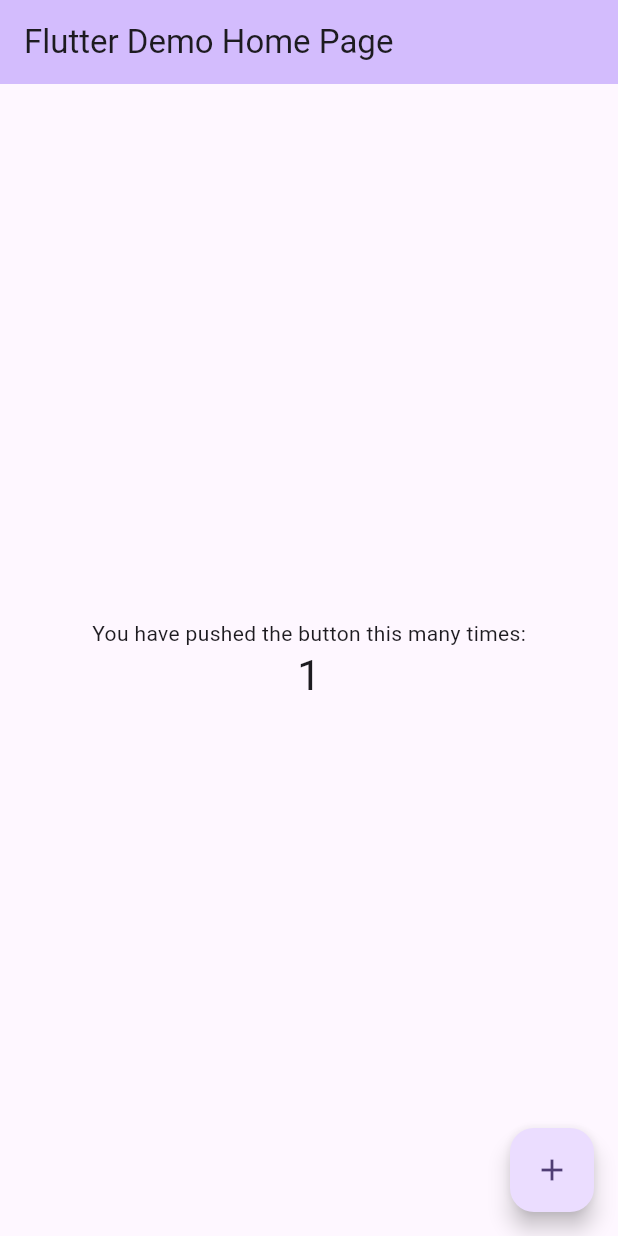
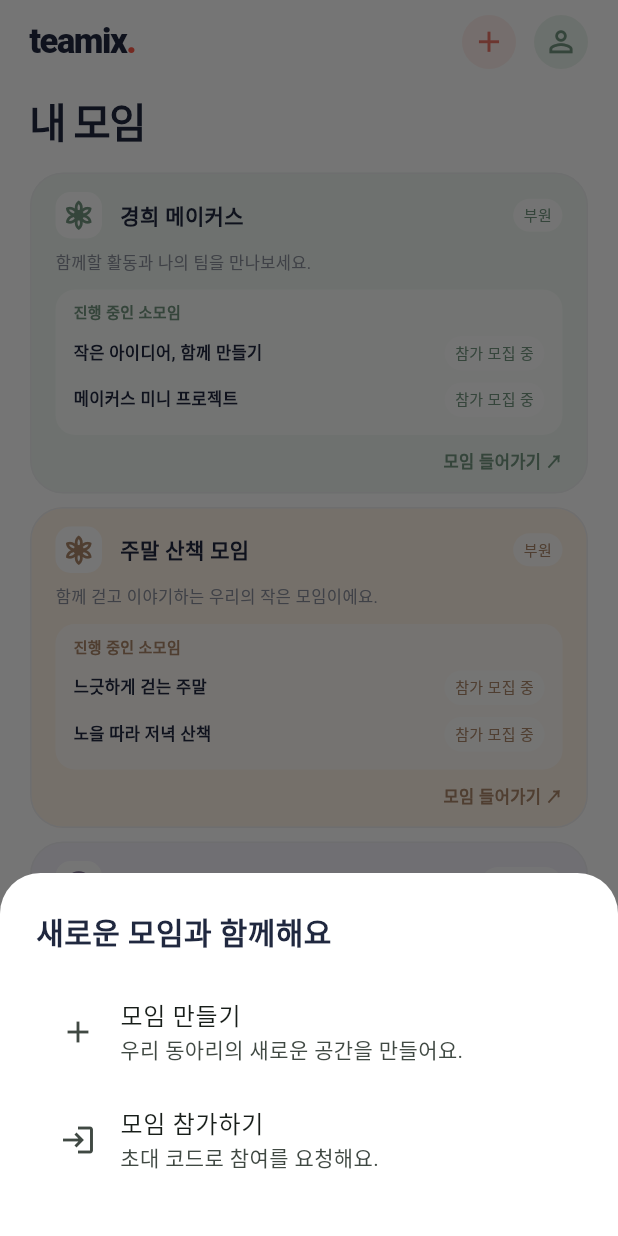
Before and after one commit to lxndfthkh/KHU_AI_CHALLENGE_TEAMIX, a Flutter app: the screen it shows after launch, after a tap on the "add" icon, on a phone screen of 412 x 824 dp. Run offline on Flutter 3.47's test engine with Material 3 defaults, Android fonts, the phone set to English and light mode, and no system bars; our stand-ins replace firebase_core; accounts and stored records are empty.

Commit message:
feat: implement TEAMIX groups home preview and bypass startup flow

```diff
--- a/lib/main.dart
+++ b/lib/main.dart
@@ -1,128 +1,24 @@
 import 'package:flutter/material.dart';
-import 'package:firebase_core/firebase_core.dart';
-import 'firebase_options.dart';
+import 'screens/my_groups_home.dart';
 
-Future<void> main() async {
-  WidgetsFlutterBinding.ensureInitialized();
-  await Firebase.initializeApp(
-    options: DefaultFirebaseOptions.currentPlatform,
-  );
-  runApp(const MyApp());
-}
+// Design preview: intentionally bypass authentication and Firebase startup.
+// firebase_options.dart is retained for the future production flow.
+void main() => runApp(const MyApp());
 
 class MyApp extends StatelessWidget {
-  const MyApp({super.key});
-
-  // This widget is the root of your application.
-  @override
-  Widget build(BuildContext context) {
-    return MaterialApp(
-      title: 'Flutter Demo',
-      theme: ThemeData(
-        // This is the theme of your application.
-        //
-        // TRY THIS: Try running your application with "flutter run". You'll see
-        // the application has a purple toolbar. Then, without quitting the app,
-        // try changing the seedColor in the colorScheme below to Colors.green
-        // and then invoke "hot reload" (save your changes or press the "hot
-        // reload" button in a Flutter-supported IDE, or press "r" if you used
-        // the command line to start the app).
-        //
-        // Notice that the counter didn't reset back to zero; the application
-        // state is not lost during the reload. To reset the state, use hot
-        // restart instead.
-        //
-        // This works for code too, not just values: Most code changes can be
-        // tested with just a hot reload.
-        colorScheme: .fromSeed(seedColor: Colors.deepPurple),
-      ),
-      home: const MyHomePage(title: 'Flutter Demo Home Page'),
-    );
-  }
-}
-
-class MyHomePage extends StatefulWidget {
-  const MyHomePage({super.key, required this.title});
-
-  // This widget is the home page of your application. It is stateful, meaning
-  // that it has a State object (defined below) that contains fields that affect
-  // how it looks.
-
-  // This class is the configuration for the state. It holds the values (in this
-  // case the title) provided by the parent (in this case the App widget) and
-  // used by the build method of the State. Fields in a Widget subclass are
-  // always marked "final".
-
-  final String title;
+  const MyApp({super.key, this.showEmpty = false});
+  final bool showEmpty;
 
   @override
-  State<MyHomePage> createState() => _MyHomePageState();
+  Widget build(BuildContext context) => MaterialApp(
+    title: 'TEAMIX',
+    debugShowCheckedModeBanner: false,
+    theme: ThemeData(
+      useMaterial3: true,
+      scaffoldBackgroundColor: Colors.white,
+      colorScheme: ColorScheme.fromSeed(seedColor: const Color(0xFF739680)),
+      fontFamilyFallback: const ['Pretendard', 'Noto Sans KR', 'sans-serif'],
+    ),
+    home: MyGroupsHome(initiallyEmpty: showEmpty),
+  );
 }
-
-class _MyHomePageState extends State<MyHomePage> {
-  int _counter = 0;
-
-  void _incrementCounter() {
-    setState(() {
-      // This call to setState tells the Flutter framework that something has
-      // changed in this State, which causes it to rerun the build method below
-      // so that the display can reflect the updated values. If we changed
-      // _counter without calling setState(), then the build method would not be
-      // called again, and so nothing would appear to happen.
-      _counter++;
-    });
-  }
-
-  @override
-  Widget build(BuildContext context) {
-    // This method is rerun every time setState is called, for instance as done
-    // by the _incrementCounter method above.
-    //
-    // The Flutter framework has been optimized to make rerunning build methods
-    // fast, so that you can just rebuild anything that needs updating rather
-    // than having to individually change instances of widgets.
-    return Scaffold(
-      appBar: AppBar(
-        // TRY THIS: Try changing the color here to a specific color (to
-        // Colors.amber, perhaps?) and trigger a hot reload to see the AppBar
-        // change color while the other colors stay the same.
-        backgroundColor: Theme.of(context).colorScheme.inversePrimary,
-        // Here we take the value from the MyHomePage object that was created by
-        // the App.build method, and use it to set our appbar title.
-        title: Text(widget.title),
-      ),
-      body: Center(
-        // Center is a layout widget. It takes a single child and positions it
-        // in the middle of the parent.
-        child: Column(
-          // Column is also a layout widget. It takes a list of children and
-          // arranges them vertically. By default, it sizes itself to fit its
-          // children horizontally, and tries to be as tall as its parent.
-          //
-          // Column has various properties to control how it sizes itself and
-          // how it positions its children. Here we use mainAxisAlignment to
-          // center the children vertically; the main axis here is the vertical
-          // axis because Columns are vertical (the cross axis would be
-          // horizontal).
-          //
-          // TRY THIS: Invoke "debug painting" (choose the "Toggle Debug Paint"
-          // action in the IDE, or press "p" in the console), to see the
-          // wireframe for each widget.
-          mainAxisAlignment: .center,
-          children: [
-            const Text('You have pushed the button this many times:'),
-            Text(
-              '$_counter',
-              style: Theme.of(context).textTheme.headlineMedium,
-            ),
-          ],
-        ),
-      ),
-      floatingActionButton: FloatingActionButton(
-        onPressed: _incrementCounter,
-        tooltip: 'Increment',
-        child: const Icon(Icons.add),
-      ),
-    );
-  }
-}
--- /dev/null
+++ b/lib/screens/my_groups_home.dart
@@ -0,0 +1,148 @@
+import 'package:flutter/material.dart';
+
+const _ink = Color(0xFF20283F);
+
+class MyGroupsHome extends StatefulWidget {
+  const MyGroupsHome({super.key, this.initiallyEmpty = false});
+  final bool initiallyEmpty;
+  @override
+  State<MyGroupsHome> createState() => _MyGroupsHomeState();
+}
+
+class _MyGroupsHomeState extends State<MyGroupsHome> {
+  late bool _empty;
+  @override
+  void initState() {
+    super.initState();
+    _empty = widget.initiallyEmpty;
+  }
+
+  void _notice(String text) {
+    ScaffoldMessenger.of(context).showSnackBar(SnackBar(content: Text(text)));
+  }
+
+  void _add() {
+    showModalBottomSheet<void>(
+      context: context,
+      backgroundColor: Colors.white,
+      shape: const RoundedRectangleBorder(borderRadius: BorderRadius.vertical(top: Radius.circular(27))),
+      builder: (sheetContext) => SafeArea(
+        child: Padding(
+          padding: const EdgeInsets.fromLTRB(24, 24, 24, 28),
+          child: Column(mainAxisSize: MainAxisSize.min, crossAxisAlignment: CrossAxisAlignment.start, children: [
+            const Text('새로운 모임과 함께해요', style: TextStyle(fontSize: 20, fontWeight: FontWeight.w700, color: _ink)),
+            const SizedBox(height: 16),
+            ListTile(leading: const Icon(Icons.add), title: const Text('모임 만들기'), subtitle: const Text('우리 동아리의 새로운 공간을 만들어요.'), onTap: () { Navigator.pop(sheetContext); _notice('모임 만들기는 아직 연결되지 않은 시연 화면이에요.'); }),
+            ListTile(leading: const Icon(Icons.login_outlined), title: const Text('모임 참가하기'), subtitle: const Text('초대 코드로 참여를 요청해요.'), onTap: () { Navigator.pop(sheetContext); _notice('초대 코드 참여는 아직 연결되지 않은 시연 화면이에요.'); }),
+          ]),
+        ),
+      ),
+    );
+  }
+
+  void _account() {
+    showModalBottomSheet<void>(context: context, backgroundColor: Colors.white, builder: (_) => SafeArea(
+      child: Padding(padding: const EdgeInsets.all(24), child: Column(mainAxisSize: MainAxisSize.min, crossAxisAlignment: CrossAxisAlignment.start, children: [
+        const Text('계정 정보', style: TextStyle(fontSize: 20, fontWeight: FontWeight.w700)),
+        const SizedBox(height: 12),
+        const Text('디자인 시연 모드 · 실제 계정에 연결되지 않았어요.', style: TextStyle(color: Colors.grey)),
+        const SizedBox(height: 12),
+        ListTile(contentPadding: EdgeInsets.zero, leading: const Icon(Icons.swap_horiz), title: Text(_empty ? '예시 모임 3개 보기' : '빈 화면 보기'), onTap: () { Navigator.pop(context); setState(() => _empty = !_empty); }),
+      ])),
+    ));
+  }
+
+  @override
+  Widget build(BuildContext context) => Scaffold(
+    body: SafeArea(child: Align(alignment: Alignment.topCenter, child: ConstrainedBox(
+      constraints: const BoxConstraints(maxWidth: 520),
+      child: CustomScrollView(slivers: [SliverPadding(
+        padding: const EdgeInsets.fromLTRB(20, 10, 20, 24),
+        sliver: SliverList(delegate: SliverChildListDelegate([
+          Row(children: [
+            const Text.rich(TextSpan(children: [TextSpan(text: 'teamix', style: TextStyle(color: _ink)), TextSpan(text: '.', style: TextStyle(color: Color(0xFFFF5949)))]), style: TextStyle(fontSize: 23, fontWeight: FontWeight.w900, letterSpacing: -1)),
+            const Spacer(),
+            _CircleButton(icon: Icons.add, label: '모임 추가', background: const Color(0xFFFFF0ED), foreground: const Color(0xFFEC7569), onTap: _add),
+            const SizedBox(width: 12),
+            _CircleButton(icon: Icons.person_outline, label: '계정 정보', background: const Color(0xFFEAF4ED), foreground: const Color(0xFF739680), onTap: _account),
+          ]),
+          const SizedBox(height: 18),
+          const Text('내 모임', style: TextStyle(fontSize: 27, height: 1.23, fontWeight: FontWeight.w800, letterSpacing: -1, color: _ink)),
+          const SizedBox(height: 16),
+          if (_empty) const _EmptyGroups() else ...[
+            _GroupCard(name: '경희 메이커스', description: '함께할 활동과 나의 팀을 만나보세요.', color: const Color(0xFFEFF7F1), accent: const Color(0xFF739680), activities: const ['작은 아이디어, 함께 만들기', '메이커스 미니 프로젝트'], onTap: () => _notice('모임 상세는 아직 연결되지 않은 시연 화면이에요.')),
+            const SizedBox(height: 9),
+            _GroupCard(name: '주말 산책 모임', description: '함께 걷고 이야기하는 우리의 작은 모임이에요.', color: const Color(0xFFFFF4E8), accent: const Color(0xFFAD886A), activities: const ['느긋하게 걷는 주말', '노을 따라 저녁 산책'], onTap: () => _notice('모임 상세는 아직 연결되지 않은 시연 화면이에요.')),
+            const SizedBox(height: 9),
+            const _GroupCard(name: '참여 요청한 모임', description: '운영진이 참여 요청을 확인하고 있어요.', color: Color(0xFFF4F1FA), accent: Color(0xFF897B9A), activities: ['함께 시작하는 첫 프로젝트', '아이디어 나누는 저녁'], pending: true),
+          ],
+        ])),
+      )]),
+    ))),
+  );
+}
+
+class _CircleButton extends StatelessWidget {
+  const _CircleButton({required this.icon, required this.label, required this.background, required this.foreground, required this.onTap});
+  final IconData icon;
+  final String label;
+  final Color background, foreground;
+  final VoidCallback onTap;
+  @override
+  Widget build(BuildContext context) => SizedBox.square(dimension: 36, child: Material(color: background, shape: const CircleBorder(), child: InkWell(customBorder: const CircleBorder(), onTap: onTap, child: Tooltip(message: label, child: Semantics(label: label, button: true, child: Icon(icon, size: 23, color: foreground))))));
+}
+
+class _GroupCard extends StatelessWidget {
+  const _GroupCard({required this.name, required this.description, required this.color, required this.accent, required this.activities, this.pending = false, this.onTap});
+  final String name, description;
+  final Color color, accent;
+  final List<String> activities;
+  final bool pending;
+  final VoidCallback? onTap;
+
+  Widget _badge(String text) => Container(padding: const EdgeInsets.symmetric(horizontal: 7, vertical: 4), decoration: BoxDecoration(color: Colors.white.withAlpha(200), borderRadius: BorderRadius.circular(12)), child: Text(text, style: TextStyle(fontSize: 10, color: accent)));
+
+  @override
+  Widget build(BuildContext context) => Material(
+    color: color,
+    shape: RoundedRectangleBorder(borderRadius: BorderRadius.circular(22), side: const BorderSide(color: Color(0xFFEFF0F3))),
+    clipBehavior: Clip.antiAlias,
+    child: InkWell(onTap: onTap, child: Padding(padding: const EdgeInsets.fromLTRB(17, 13, 17, 12), child: Column(crossAxisAlignment: CrossAxisAlignment.start, children: [
+      Row(children: [
+        Container(width: 31, height: 31, decoration: BoxDecoration(color: Colors.white, borderRadius: BorderRadius.circular(10)), child: Icon(pending ? Icons.schedule : Icons.filter_vintage_outlined, color: accent, size: 21)),
+        const SizedBox(width: 12),
+        Expanded(child: Text(name, maxLines: 1, overflow: TextOverflow.ellipsis, style: const TextStyle(fontSize: 14, fontWeight: FontWeight.w800, color: _ink))),
+        const SizedBox(width: 7), _badge(pending ? '승인 대기' : '부원'),
+      ]),
+      const SizedBox(height: 7),
+      Text(description, style: const TextStyle(fontSize: 11, height: 1.5, color: Color(0xFF8A8E9A))),
+      const SizedBox(height: 10),
+      Container(width: double.infinity, padding: const EdgeInsets.symmetric(horizontal: 12, vertical: 8), decoration: BoxDecoration(color: Colors.white.withAlpha(170), borderRadius: BorderRadius.circular(13)), child: Column(crossAxisAlignment: CrossAxisAlignment.start, children: [
+        Text(pending ? '승인 기다리는 소모임' : '진행 중인 소모임', style: TextStyle(fontSize: 10, fontWeight: FontWeight.w700, color: accent)),
+        const SizedBox(height: 4),
+        for (final activity in activities.take(2)) Padding(padding: const EdgeInsets.symmetric(vertical: 4), child: Row(children: [
+          Expanded(child: Text(activity, maxLines: 1, overflow: TextOverflow.ellipsis, style: const TextStyle(fontSize: 11, fontWeight: FontWeight.w700, color: _ink))),
+          const SizedBox(width: 8), _badge(pending ? '승인 대기' : '참가 모집 중'),
+        ])),
+      ])),
+      const SizedBox(height: 10),
+      Align(alignment: Alignment.centerRight, child: Text(pending ? '승인을 기다리는 중' : '모임 들어가기 ↗', style: TextStyle(fontSize: 11, fontWeight: FontWeight.w600, color: accent))),
+    ]))),
+  );
+}
+
+class _EmptyGroups extends StatelessWidget {
+  const _EmptyGroups();
+  @override
+  Widget build(BuildContext context) => Container(
+    width: double.infinity, margin: const EdgeInsets.only(top: 24), padding: const EdgeInsets.symmetric(horizontal: 20, vertical: 36),
+    decoration: BoxDecoration(color: const Color(0xFFF4F8F4), border: Border.all(color: const Color(0xFFDFE6E0)), borderRadius: BorderRadius.circular(24)),
+    child: Column(children: [
+      Container(width: 60, height: 60, decoration: BoxDecoration(color: const Color(0xFFE6F0E7), borderRadius: BorderRadius.circular(21)), child: const Icon(Icons.filter_vintage_outlined, color: Color(0xFF87A28B), size: 32)),
+      const SizedBox(height: 20),
+      const Text('아직 함께하는 모임이 없어요', textAlign: TextAlign.center, style: TextStyle(fontSize: 17, fontWeight: FontWeight.w700, color: Color(0xFF414B44))),
+      const SizedBox(height: 12),
+      const Text('오른쪽 위 ＋를 눌러\n모임을 만들거나 초대 코드로 참여해보세요.', textAlign: TextAlign.center, style: TextStyle(fontSize: 12, height: 1.9, color: Color(0xFF87918A))),
+    ]),
+  );
+}
```
Also changed, not shown: 2 other files.
